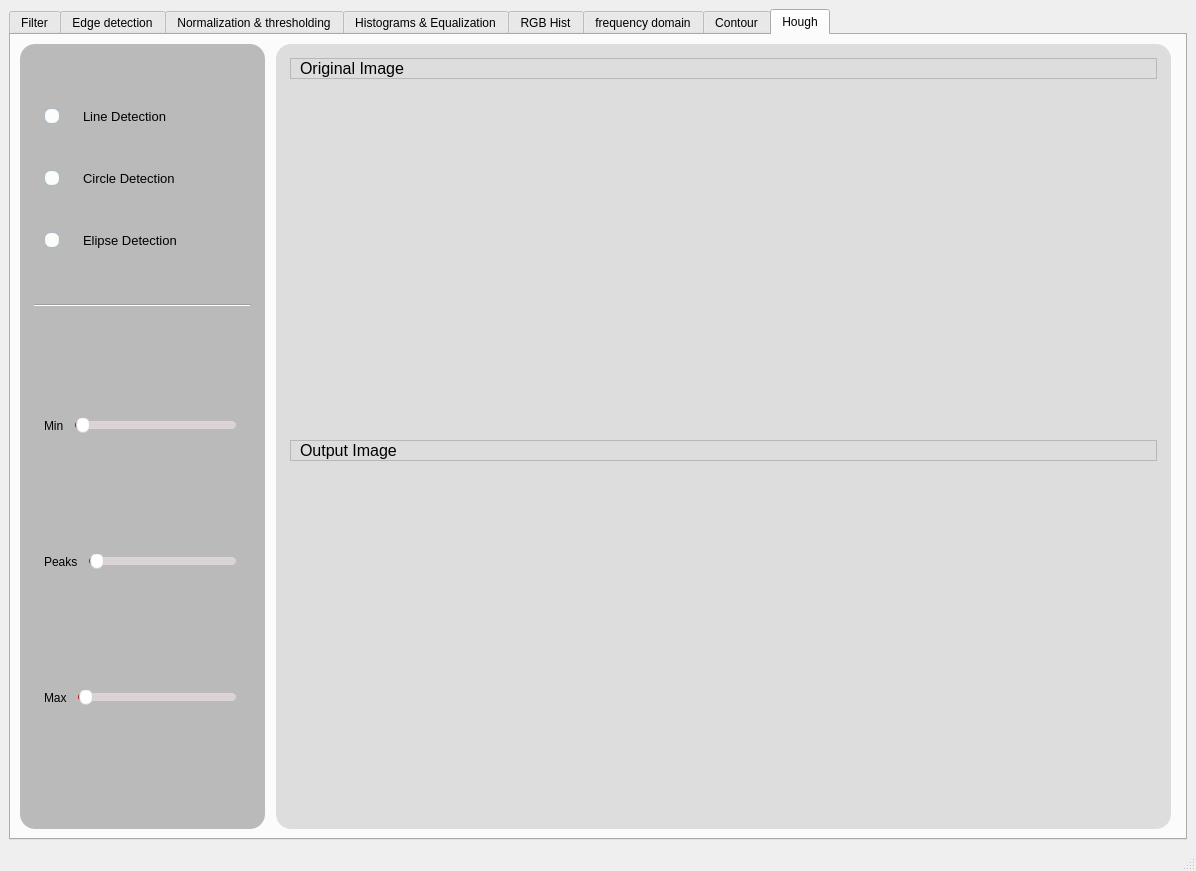
Old version of the form task1.ui in the repository Mohamed-hazem-mahrous/computer_vision_toolkit.
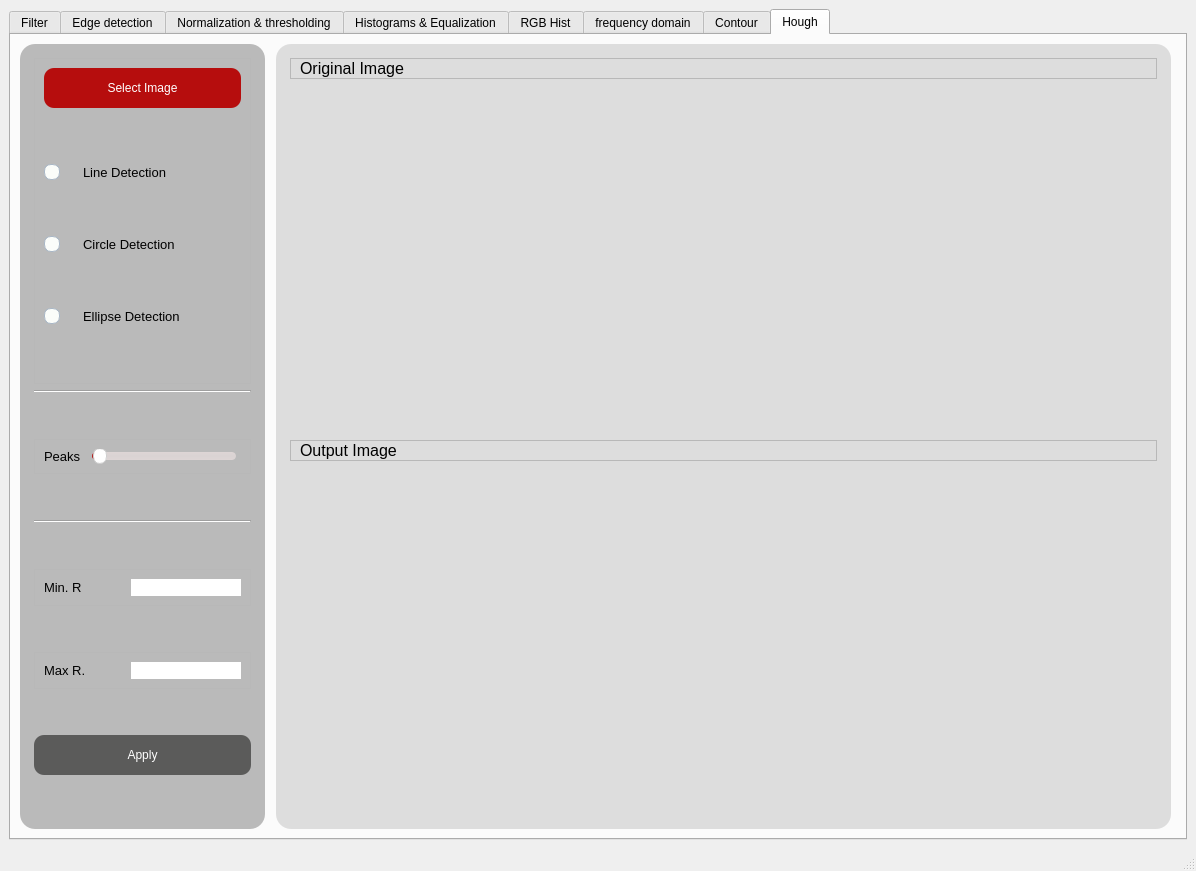
New version of the form. The open tabs and pages were chosen to show the change. Icons and pictures are not drawn. Custom widgets are drawn as their Qt base class.

Commit message: Line / Circle Hough Transform

Patch:
```diff
--- a/task1.ui
+++ b/task1.ui
@@ -4485,6 +4485,168 @@
        <layout class="QGridLayout" name="gridLayout_118">
         <item row="0" column="0">
          <layout class="QGridLayout" name="gridLayout_117">
+          <item row="0" column="1">
+           <widget class="QGroupBox" name="groupBox_44">
+            <property name="styleSheet">
+             <string notr="true">QGroupBox {
+  width: 65vw;
+  height: 90vh;
+  background-color:#dddddd;
+  border-radius: 15px;
+  padding: 5px; /* Adjust padding as needed */
+  margin-right: 5px;
+}
+
+/* You may need to adjust the sub-controls styles based on your specific requirements */
+QGroupBox::title {
+  subcontrol-origin: margin;
+  subcontrol-position: top center;
+  padding: 0 3px;
+}
+
+QGroupBox::indicator {
+  width: 13px;
+  height: 13px;
+}
+
+
+</string>
+            </property>
+            <property name="title">
+             <string/>
+            </property>
+            <layout class="QGridLayout" name="gridLayout_107">
+             <item row="0" column="0">
+              <layout class="QGridLayout" name="gridLayout_115">
+               <item row="0" column="0">
+                <layout class="QGridLayout" name="gridLayout_113">
+                 <item row="0" column="0">
+                  <widget class="QFrame" name="frame_43">
+                   <property name="maximumSize">
+                    <size>
+                     <width>16777215</width>
+                     <height>80</height>
+                    </size>
+                   </property>
+                   <property name="frameShape">
+                    <enum>QFrame::StyledPanel</enum>
+                   </property>
+                   <property name="frameShadow">
+                    <enum>QFrame::Raised</enum>
+                   </property>
+                   <layout class="QGridLayout" name="gridLayout_111">
+                    <property name="topMargin">
+                     <number>0</number>
+                    </property>
+                    <property name="bottomMargin">
+                     <number>0</number>
+                    </property>
+                    <item row="0" column="0">
+                     <widget class="QLabel" name="label_27">
+                      <property name="maximumSize">
+                       <size>
+                        <width>16777215</width>
+                        <height>40</height>
+                       </size>
+                      </property>
+                      <property name="font">
+                       <font>
+                        <pointsize>12</pointsize>
+                       </font>
+                      </property>
+                      <property name="styleSheet">
+                       <string notr="true"/>
+                      </property>
+                      <property name="text">
+                       <string>Original Image</string>
+                      </property>
+                      <property name="textFormat">
+                       <enum>Qt::AutoText</enum>
+                      </property>
+                     </widget>
+                    </item>
+                   </layout>
+                  </widget>
+                 </item>
+                 <item row="1" column="0">
+                  <widget class="PlotWidget" name="original_image_6" native="true">
+                   <property name="sizePolicy">
+                    <sizepolicy hsizetype="Preferred" vsizetype="Expanding">
+                     <horstretch>0</horstretch>
+                     <verstretch>0</verstretch>
+                    </sizepolicy>
+                   </property>
+                  </widget>
+                 </item>
+                </layout>
+               </item>
+               <item row="1" column="0">
+                <layout class="QGridLayout" name="gridLayout_114">
+                 <item row="0" column="0">
+                  <widget class="QFrame" name="frame_44">
+                   <property name="maximumSize">
+                    <size>
+                     <width>16777215</width>
+                     <height>80</height>
+                    </size>
+                   </property>
+                   <property name="frameShape">
+                    <enum>QFrame::StyledPanel</enum>
+                   </property>
+                   <property name="frameShadow">
+                    <enum>QFrame::Raised</enum>
+                   </property>
+                   <layout class="QGridLayout" name="gridLayout_112">
+                    <property name="topMargin">
+                     <number>0</number>
+                    </property>
+                    <property name="bottomMargin">
+                     <number>0</number>
+                    </property>
+                    <item row="0" column="0">
+                     <widget class="QLabel" name="label_28">
+                      <property name="maximumSize">
+                       <size>
+                        <width>16777215</width>
+                        <height>40</height>
+                       </size>
+                      </property>
+                      <property name="font">
+                       <font>
+                        <pointsize>12</pointsize>
+                       </font>
+                      </property>
+                      <property name="styleSheet">
+                       <string notr="true"/>
+                      </property>
+                      <property name="text">
+                       <string>Output Image</string>
+                      </property>
+                      <property name="textFormat">
+                       <enum>Qt::AutoText</enum>
+                      </property>
+                     </widget>
+                    </item>
+                   </layout>
+                  </widget>
+                 </item>
+                 <item row="1" column="0">
+                  <widget class="PlotWidget" name="hough_transformed_image" native="true">
+                   <property name="sizePolicy">
+                    <sizepolicy hsizetype="Preferred" vsizetype="Expanding">
+                     <horstretch>0</horstretch>
+                     <verstretch>0</verstretch>
+                    </sizepolicy>
+                   </property>
+                  </widget>
+                 </item>
+                </layout>
+               </item>
+              </layout>
+             </item>
+            </layout>
+           </widget>
+          </item>
           <item row="0" column="0">
            <widget class="QGroupBox" name="groupBox_42">
             <property name="maximumSize">
@@ -4546,16 +4708,8 @@
             <property name="title">
              <string/>
             </property>
-            <layout class="QVBoxLayout" name="verticalLayout_56">
-             <item>
-              <layout class="QVBoxLayout" name="verticalLayout_57">
-               <property name="topMargin">
-                <number>0</number>
-               </property>
-               <property name="bottomMargin">
-                <number>100</number>
-               </property>
-               <item>
+            <layout class="QGridLayout" name="gridLayout_10">
+             <item row="0" column="0">
                 <widget class="QFrame" name="frame_45">
                  <property name="frameShape">
                   <enum>QFrame::StyledPanel</enum>
@@ -4566,6 +4720,35 @@
                  <layout class="QGridLayout" name="gridLayout_116">
                   <item row="0" column="0">
                    <layout class="QVBoxLayout" name="verticalLayout_58">
+                  <item>
+                   <widget class="QPushButton" name="browse_btn_4">
+                    <property name="minimumSize">
+                     <size>
+                      <width>0</width>
+                      <height>40</height>
+                     </size>
+                    </property>
+                    <property name="styleSheet">
+                     <string notr="true">QPushButton {
+    width: 50%;
+    background-color: rgb(182, 13, 13); /* Replace with the corresponding color value for --dark-grey in your application */
+    color: white;
+    border-radius: 10px;
+    text-align: center;
+
+}
+
+QPushButton:hover {
+    background-color: white;
+color:red /* Replace with the corresponding color value for --darkest-color in your application */
+}
+</string>
+                    </property>
+                    <property name="text">
+                     <string>Select Image</string>
+                    </property>
+                   </widget>
+                  </item>
                     <item>
                      <spacer name="verticalSpacer_4">
                       <property name="orientation">
@@ -4640,7 +4823,7 @@
                        <string notr="true"/>
                       </property>
                       <property name="text">
-                       <string>Elipse Detection</string>
+                     <string>Ellipse Detection</string>
                       </property>
                      </widget>
                     </item>
@@ -4662,6 +4845,8 @@
                  </layout>
                 </widget>
                </item>
+             <item row="1" column="0">
+              <layout class="QVBoxLayout" name="verticalLayout">
                <item>
                 <widget class="Line" name="line">
                  <property name="orientation">
@@ -4682,115 +4867,6 @@
                  </property>
                 </spacer>
                </item>
-               <item>
-                <widget class="QFrame" name="frame_42">
-                 <property name="maximumSize">
-                  <size>
-                   <width>16777215</width>
-                   <height>40</height>
-                  </size>
-                 </property>
-                 <property name="frameShape">
-                  <enum>QFrame::StyledPanel</enum>
-                 </property>
-                 <property name="frameShadow">
-                  <enum>QFrame::Raised</enum>
-                 </property>
-                 <layout class="QGridLayout" name="gridLayout_110">
-                  <item row="0" column="2">
-                   <layout class="QHBoxLayout" name="horizontalLayout_50">
-                    <property name="leftMargin">
-                     <number>5</number>
-                    </property>
-                    <property name="topMargin">
-                     <number>0</number>
-                    </property>
-                    <property name="rightMargin">
-                     <number>5</number>
-                    </property>
-                    <property name="bottomMargin">
-                     <number>0</number>
-                    </property>
-                    <item>
-                     <widget class="QSlider" name="min_radius_slider">
-                      <property name="styleSheet">
-                       <string notr="true">QSlider::groove {
-    border: 1px solid #bbbbbb;
-    background-color: #52595d;
-    border-radius: 4px;
-}
-QSlider::groove:horizontal {
-    height: 6px;
-}
-QSlider::groove:vertical {
-    width: 6px;
-}
-QSlider::handle:horizontal {
-    background: #ffffff;
-    border-style: solid;
-    border-width: 1px;
-    border-color: rgb(207,207,207);
-    width: 12px;
-    margin: -5px 0;
-    border-radius: 7px;
-}
-QSlider::handle:vertical {
-    background: #ffffff;
-    border-style: solid;
-    border-width: 1px;
-    border-color: rgb(207,207,207);
-    height: 12px;
-    margin: 0 -5px;
-    border-radius: 7px;
-}
-QSlider::add-page, QSlider::sub-page {
-    border: 1px transparent;
-    background-color: #52595d;
-    border-radius: 4px;
-}
-QSlider::add-page:horizontal {
-    background: qlineargradient(spread:pad, x1:0, y1:0, x2:0, y2:1, stop:0 #ddd5d5, stop:0.5 #dad3d3, stop:1 #ddd5d5);
-}
-QSlider::sub-page:horizontal {
-    background-color: qlineargradient(spread:pad, x1:0, y1:0, x2:1, y2:0, stop:0  rgb(182, 13, 13), stop:0.5  rgb(182, 13, 13), stop:1  rgb(182, 13, 13));
-}
-</string>
-                      </property>
-                      <property name="orientation">
-                       <enum>Qt::Horizontal</enum>
-                      </property>
-                     </widget>
-                    </item>
-                   </layout>
-                  </item>
-                  <item row="0" column="1">
-                   <widget class="QLabel" name="label_26">
-                    <property name="font">
-                     <font>
-                      <pointsize>9</pointsize>
-                     </font>
-                    </property>
-                    <property name="text">
-                     <string>Min</string>
-                    </property>
-                   </widget>
-                  </item>
-                 </layout>
-                </widget>
-               </item>
-               <item>
-                <spacer name="verticalSpacer_6">
-                 <property name="orientation">
-                  <enum>Qt::Vertical</enum>
-                 </property>
-                 <property name="sizeHint" stdset="0">
-                  <size>
-                   <width>20</width>
-                   <height>40</height>
-                  </size>
-                 </property>
-                </spacer>
-               </item>
                <item>
                 <widget class="QFrame" name="frame_41">
                  <property name="maximumSize">
@@ -4806,6 +4882,24 @@
                   <enum>QFrame::Raised</enum>
                  </property>
                  <layout class="QGridLayout" name="gridLayout_109">
+                  <item row="0" column="1">
+                   <widget class="QLabel" name="no_of_peaks_label">
+                    <property name="maximumSize">
+                     <size>
+                      <width>16777215</width>
+                      <height>40</height>
+                     </size>
+                    </property>
+                    <property name="font">
+                     <font>
+                      <pointsize>10</pointsize>
+                     </font>
+                    </property>
+                    <property name="text">
+                     <string>Peaks</string>
+                    </property>
+                   </widget>
+                  </item>
                   <item row="0" column="2">
                    <layout class="QHBoxLayout" name="horizontalLayout_49">
                     <property name="leftMargin">
@@ -4865,6 +4959,9 @@
 }
 </string>
                       </property>
+                      <property name="minimum">
+                       <number>1</number>
+                      </property>
                       <property name="orientation">
                        <enum>Qt::Horizontal</enum>
                       </property>
@@ -4872,15 +4969,96 @@
                     </item>
                    </layout>
                   </item>
-                  <item row="0" column="1">
-                   <widget class="QLabel" name="label_25">
+                 </layout>
+                </widget>
+               </item>
+               <item>
+                <spacer name="verticalSpacer_9">
+                 <property name="orientation">
+                  <enum>Qt::Vertical</enum>
+                 </property>
+                 <property name="sizeHint" stdset="0">
+                  <size>
+                   <width>20</width>
+                   <height>40</height>
+                  </size>
+                 </property>
+                </spacer>
+               </item>
+               <item>
+                <widget class="Line" name="line_2">
+                 <property name="orientation">
+                  <enum>Qt::Horizontal</enum>
+                 </property>
+                </widget>
+               </item>
+               <item>
+                <spacer name="verticalSpacer_6">
+                 <property name="orientation">
+                  <enum>Qt::Vertical</enum>
+                 </property>
+                 <property name="sizeHint" stdset="0">
+                  <size>
+                   <width>20</width>
+                   <height>40</height>
+                  </size>
+                 </property>
+                </spacer>
+               </item>
+               <item>
+                <widget class="QFrame" name="frame_34">
+                 <property name="maximumSize">
+                  <size>
+                   <width>16777215</width>
+                   <height>80</height>
+                  </size>
+                 </property>
+                 <property name="frameShape">
+                  <enum>QFrame::StyledPanel</enum>
+                 </property>
+                 <property name="frameShadow">
+                  <enum>QFrame::Raised</enum>
+                 </property>
+                 <layout class="QGridLayout" name="gridLayout_96">
+                  <item row="0" column="0">
+                   <widget class="QLabel" name="SNR_label_6">
+                    <property name="maximumSize">
+                     <size>
+                      <width>16777215</width>
+                      <height>40</height>
+                     </size>
+                    </property>
                     <property name="font">
                      <font>
-                      <pointsize>9</pointsize>
+                      <pointsize>10</pointsize>
                      </font>
                     </property>
+                    <property name="styleSheet">
+                     <string notr="true"/>
+                    </property>
                     <property name="text">
-                     <string>Peaks</string>
+                     <string>Min. R</string>
+                    </property>
+                    <property name="textFormat">
+                     <enum>Qt::AutoText</enum>
+                    </property>
+                   </widget>
+                  </item>
+                  <item row="0" column="1">
+                   <widget class="QLineEdit" name="min_radius_line_edit">
+                    <property name="maximumSize">
+                     <size>
+                      <width>110</width>
+                      <height>30</height>
+                     </size>
+                    </property>
+                    <property name="font">
+                     <font>
+                      <pointsize>10</pointsize>
+                     </font>
+                    </property>
+                    <property name="styleSheet">
+                     <string notr="true">border-radius: 10px;</string>
                     </property>
                    </widget>
                   </item>
@@ -4901,146 +5079,10 @@
                 </spacer>
                </item>
                <item>
-                <widget class="QFrame" name="frame_40">
+                <widget class="QFrame" name="frame_35">
                  <property name="maximumSize">
                   <size>
                    <width>16777215</width>
-                   <height>40</height>
-                  </size>
-                 </property>
-                 <property name="frameShape">
-                  <enum>QFrame::StyledPanel</enum>
-                 </property>
-                 <property name="frameShadow">
-                  <enum>QFrame::Raised</enum>
-                 </property>
-                 <layout class="QGridLayout" name="gridLayout_108">
-                  <item row="0" column="2">
-                   <layout class="QHBoxLayout" name="horizontalLayout_48">
-                    <property name="leftMargin">
-                     <number>5</number>
-                    </property>
-                    <property name="topMargin">
-                     <number>0</number>
-                    </property>
-                    <property name="rightMargin">
-                     <number>5</number>
-                    </property>
-                    <property name="bottomMargin">
-                     <number>0</number>
-                    </property>
-                    <item>
-                     <widget class="QSlider" name="max_radius_slider">
-                      <property name="styleSheet">
-                       <string notr="true">QSlider::groove {
-    border: 1px solid #bbbbbb;
-    background-color: #52595d;
-    border-radius: 4px;
-}
-QSlider::groove:horizontal {
-    height: 6px;
-}
-QSlider::groove:vertical {
-    width: 6px;
-}
-QSlider::handle:horizontal {
-    background: #ffffff;
-    border-style: solid;
-    border-width: 1px;
-    border-color: rgb(207,207,207);
-    width: 12px;
-    margin: -5px 0;
-    border-radius: 7px;
-}
-QSlider::handle:vertical {
-    background: #ffffff;
-    border-style: solid;
-    border-width: 1px;
-    border-color: rgb(207,207,207);
-    height: 12px;
-    margin: 0 -5px;
-    border-radius: 7px;
-}
-QSlider::add-page, QSlider::sub-page {
-    border: 1px transparent;
-    background-color: #52595d;
-    border-radius: 4px;
-}
-QSlider::add-page:horizontal {
-    background: qlineargradient(spread:pad, x1:0, y1:0, x2:0, y2:1, stop:0 #ddd5d5, stop:0.5 #dad3d3, stop:1 #ddd5d5);
-}
-QSlider::sub-page:horizontal {
-    background-color: qlineargradient(spread:pad, x1:0, y1:0, x2:1, y2:0, stop:0  rgb(182, 13, 13), stop:0.5  rgb(182, 13, 13), stop:1  rgb(182, 13, 13));
-}
-</string>
-                      </property>
-                      <property name="orientation">
-                       <enum>Qt::Horizontal</enum>
-                      </property>
-                     </widget>
-                    </item>
-                   </layout>
-                  </item>
-                  <item row="0" column="1">
-                   <widget class="QLabel" name="label_24">
-                    <property name="font">
-                     <font>
-                      <pointsize>9</pointsize>
-                     </font>
-                    </property>
-                    <property name="text">
-                     <string>Max</string>
-                    </property>
-                   </widget>
-                  </item>
-                 </layout>
-                </widget>
-               </item>
-              </layout>
-             </item>
-            </layout>
-           </widget>
-          </item>
-          <item row="0" column="1">
-           <widget class="QGroupBox" name="groupBox_44">
-            <property name="styleSheet">
-             <string notr="true">QGroupBox {
-  width: 65vw;
-  height: 90vh;
-  background-color:#dddddd;
-  border-radius: 15px;
-  padding: 5px; /* Adjust padding as needed */
-  margin-right: 5px;
-}
-
-/* You may need to adjust the sub-controls styles based on your specific requirements */
-QGroupBox::title {
-  subcontrol-origin: margin;
-  subcontrol-position: top center;
-  padding: 0 3px;
-}
-
-QGroupBox::indicator {
-  width: 13px;
-  height: 13px;
-}
-
-
-</string>
-            </property>
-            <property name="title">
-             <string/>
-            </property>
-            <layout class="QGridLayout" name="gridLayout_107">
-             <item row="0" column="0">
-              <layout class="QGridLayout" name="gridLayout_115">
-               <item row="0" column="0">
-                <layout class="QGridLayout" name="gridLayout_113">
-                 <item row="0" column="0">
-                  <widget class="QFrame" name="frame_43">
-                   <property name="maximumSize">
-                    <size>
-                     <width>16777215</width>
                      <height>80</height>
                     </size>
                    </property>
@@ -5050,15 +5092,9 @@
                    <property name="frameShadow">
                     <enum>QFrame::Raised</enum>
                    </property>
-                   <layout class="QGridLayout" name="gridLayout_111">
-                    <property name="topMargin">
-                     <number>0</number>
-                    </property>
-                    <property name="bottomMargin">
-                     <number>0</number>
-                    </property>
+                 <layout class="QGridLayout" name="gridLayout_97">
                     <item row="0" column="0">
-                     <widget class="QLabel" name="label_27">
+                   <widget class="QLabel" name="SNR_label_7">
                       <property name="maximumSize">
                        <size>
                         <width>16777215</width>
@@ -5067,96 +5103,101 @@
                       </property>
                       <property name="font">
                        <font>
-                        <pointsize>12</pointsize>
+                      <pointsize>10</pointsize>
                        </font>
                       </property>
                       <property name="styleSheet">
                        <string notr="true"/>
                       </property>
                       <property name="text">
-                       <string>Original Image</string>
+                     <string>Max R.</string>
                       </property>
                       <property name="textFormat">
                        <enum>Qt::AutoText</enum>
                       </property>
                      </widget>
                     </item>
-                   </layout>
-                  </widget>
-                 </item>
-                 <item row="1" column="0">
-                  <widget class="PlotWidget" name="hough_transformed_image" native="true">
-                   <property name="sizePolicy">
-                    <sizepolicy hsizetype="Preferred" vsizetype="Expanding">
-                     <horstretch>0</horstretch>
-                     <verstretch>0</verstretch>
-                    </sizepolicy>
-                   </property>
-                  </widget>
-                 </item>
-                </layout>
-               </item>
-               <item row="1" column="0">
-                <layout class="QGridLayout" name="gridLayout_114">
-                 <item row="0" column="0">
-                  <widget class="QFrame" name="frame_44">
+                  <item row="0" column="1">
+                   <widget class="QLineEdit" name="max_radius_line_edit">
                    <property name="maximumSize">
                     <size>
-                     <width>16777215</width>
-                     <height>80</height>
-                    </size>
-                   </property>
-                   <property name="frameShape">
-                    <enum>QFrame::StyledPanel</enum>
-                   </property>
-                   <property name="frameShadow">
-                    <enum>QFrame::Raised</enum>
-                   </property>
-                   <layout class="QGridLayout" name="gridLayout_112">
-                    <property name="topMargin">
-                     <number>0</number>
-                    </property>
-                    <property name="bottomMargin">
-                     <number>0</number>
-                    </property>
-                    <item row="0" column="0">
-                     <widget class="QLabel" name="label_28">
-                      <property name="maximumSize">
-                       <size>
-                        <width>16777215</width>
-                        <height>40</height>
-                       </size>
-                      </property>
+                      <width>110</width>
+                      <height>30</height>
+                     </size>
+                    </property>
                       <property name="font">
                        <font>
-                        <pointsize>12</pointsize>
+                      <pointsize>10</pointsize>
                        </font>
                       </property>
                       <property name="styleSheet">
-                       <string notr="true"/>
-                      </property>
-                      <property name="text">
-                       <string>Output Image</string>
-                      </property>
-                      <property name="textFormat">
-                       <enum>Qt::AutoText</enum>
-                      </property>
+                     <string notr="true">border-radius: 10px;</string>
+                    </property>
                      </widget>
                     </item>
                    </layout>
                   </widget>
                  </item>
-                 <item row="1" column="0">
-                  <widget class="PlotWidget" name="original_image_widget" native="true">
+               <item>
+                <spacer name="verticalSpacer_8">
+                 <property name="orientation">
+                  <enum>Qt::Vertical</enum>
+                 </property>
+                 <property name="sizeHint" stdset="0">
+                  <size>
+                   <width>20</width>
+                   <height>40</height>
+                  </size>
+                 </property>
+                </spacer>
+               </item>
+               <item>
+                <widget class="QPushButton" name="hough_apply_btn">
                    <property name="sizePolicy">
-                    <sizepolicy hsizetype="Preferred" vsizetype="Expanding">
+                  <sizepolicy hsizetype="Expanding" vsizetype="Expanding">
                      <horstretch>0</horstretch>
                      <verstretch>0</verstretch>
                     </sizepolicy>
                    </property>
-                  </widget>
-                 </item>
-                </layout>
+                 <property name="minimumSize">
+                  <size>
+                   <width>0</width>
+                   <height>40</height>
+                  </size>
+                 </property>
+                 <property name="styleSheet">
+                  <string notr="true">QPushButton {
+    width: 50%;
+    background-color: rgb(91, 91, 90); /* Replace with the corresponding color value for --dark-grey in your application */
+    color: white;
+    border-radius: 10px;
+    text-align: center;
+
+}
+
+QPushButton:hover {
+    background-color: white;
+color:red /* Replace with the corresponding color value for --darkest-color in your application */
+}
+</string>
+                 </property>
+                 <property name="text">
+                  <string>Apply</string>
+                 </property>
+                </widget>
+               </item>
+               <item>
+                <spacer name="verticalSpacer_10">
+                 <property name="orientation">
+                  <enum>Qt::Vertical</enum>
+                 </property>
+                 <property name="sizeHint" stdset="0">
+                  <size>
+                   <width>20</width>
+                   <height>40</height>
+                  </size>
+                 </property>
+                </spacer>
                </item>
               </layout>
              </item>
```
Left out of the diff: 8 changed lines with no effect on the pictures. Lines whose indentation alone changed are shown as unchanged. The commit also changes 8 other files.
